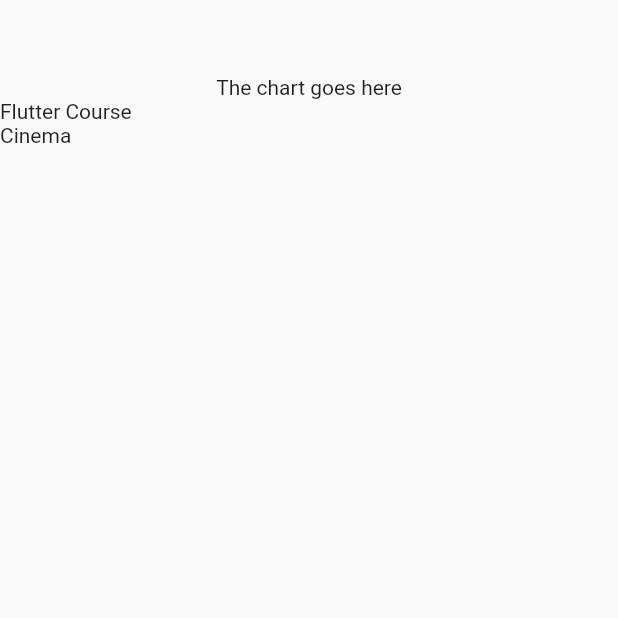
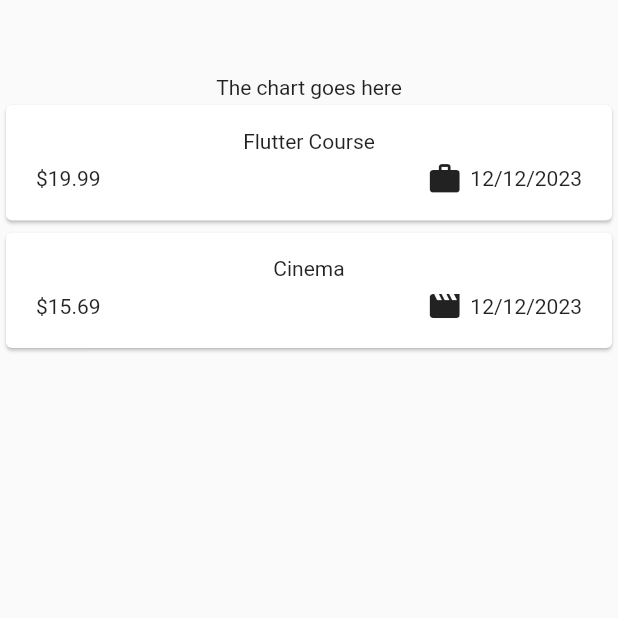
Before and after one commit to vinhgiang/expense_tracker, a Flutter app: the screen it shows after launch, on a phone screen of 412 x 824 dp, the top half of it. Run offline on Flutter 3.47's test engine with Material 2 defaults, Android fonts, the phone set to English and light mode, and no system bars.

Commit message:
refactor expense item

```diff
--- a/lib/main.dart
+++ b/lib/main.dart
@@ -1,4 +1,4 @@
-import 'package:expense_tracker/expenses.dart';
+import 'package:expense_tracker/widgets/expenses.dart';
 import 'package:flutter/material.dart';
 
 void main() {
--- a/lib/models/expense.dart
+++ b/lib/models/expense.dart
@@ -1,6 +1,15 @@
+import 'package:flutter/material.dart';
+import 'package:intl/intl.dart';
 import 'package:uuid/uuid.dart';
 
 enum Category { food, travel, leisure, work }
+
+const categoryIcons = {
+  Category.food: Icons.lunch_dining,
+  Category.travel: Icons.flight_takeoff,
+  Category.leisure: Icons.movie,
+  Category.work: Icons.work,
+};
 
 class Expense {
   Expense({
@@ -15,4 +24,8 @@ class Expense {
   final double amount;
   final DateTime date;
   final Category category;
+
+  String get formattedDate {
+    return DateFormat.yMd().format(date);
+  }
 }
--- a/lib/expenses.dart
+++ b/lib/widgets/expenses.dart
@@ -1,4 +1,4 @@
-import 'package:expense_tracker/expenses_list.dart';
+import 'package:expense_tracker/widgets/expenses_list/expenses_list.dart';
 import 'package:expense_tracker/models/expense.dart';
 import 'package:flutter/material.dart';
 
--- /dev/null
+++ b/lib/widgets/expenses_list/expense_item.dart
@@ -0,0 +1,37 @@
+import 'package:expense_tracker/models/expense.dart';
+import 'package:flutter/material.dart';
+
+class ExpenseItem extends StatelessWidget {
+  final Expense expense;
+
+  const ExpenseItem(this.expense, {super.key});
+
+  @override
+  Widget build(BuildContext context) {
+    return Card(
+      child: Padding(
+        padding: const EdgeInsets.symmetric(
+          horizontal: 20,
+          vertical: 16,
+        ),
+        child: Column(
+          children: [
+            Text(expense.title),
+            const SizedBox(
+              height: 5,
+            ),
+            Row(children: [
+              Text('\$${expense.amount.toStringAsFixed(2)}'),
+              const Spacer(),
+              Icon(categoryIcons[expense.category]),
+              const SizedBox(
+                width: 5,
+              ),
+              Text(expense.formattedDate),
+            ])
+          ],
+        ),
+      ),
+    );
+  }
+}
--- a/lib/expenses_list.dart
+++ b/lib/widgets/expenses_list/expenses_list.dart
@@ -1,4 +1,5 @@
 import 'package:expense_tracker/models/expense.dart';
+import 'package:expense_tracker/widgets/expenses_list/expense_item.dart';
 import 'package:flutter/material.dart';
 
 class ExpensesList extends StatelessWidget {
@@ -9,7 +10,10 @@ class ExpensesList extends StatelessWidget {
   @override
   Widget build(BuildContext context) {
     return ListView.builder(
-        itemCount: expenses.length,
-        itemBuilder: (context, index) => Text(expenses[index].title));
+      itemCount: expenses.length,
+      itemBuilder: (context, index) => ExpenseItem(
+        expenses[index],
+      ),
+    );
   }
 }
--- a/pubspec.yaml
+++ b/pubspec.yaml
@@ -36,6 +36,7 @@ dependencies:
   # Use with the CupertinoIcons class for iOS style icons.
   cupertino_icons: ^1.0.2
   uuid: ^4.2.1
+  intl: ^0.19.0
 
 dev_dependencies:
   flutter_test:
```
Also changed, not shown: pubspec.lock.
